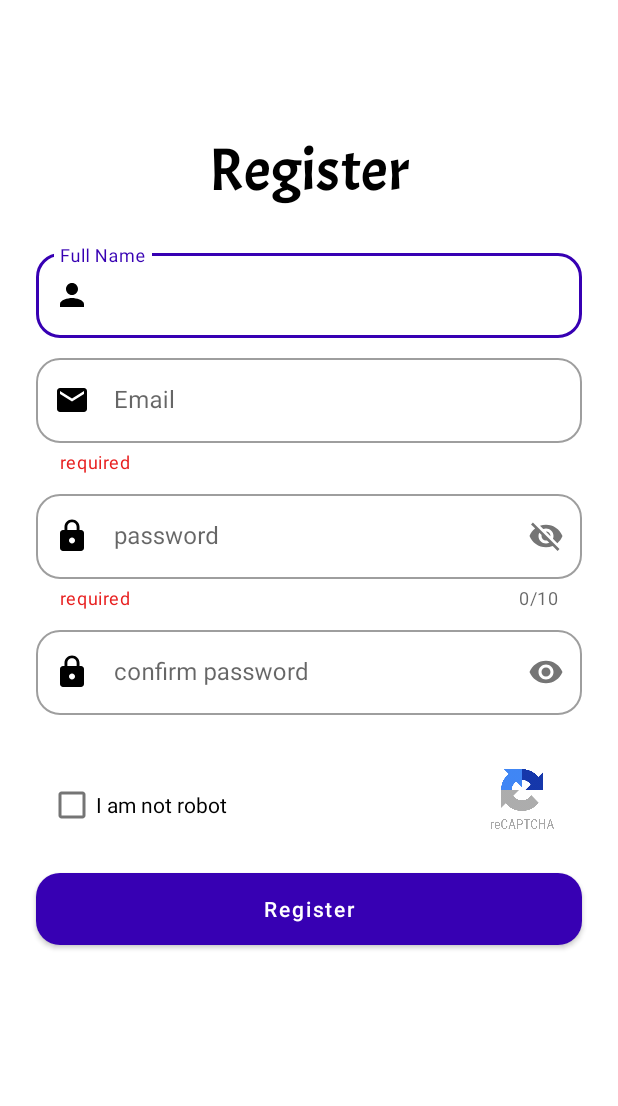
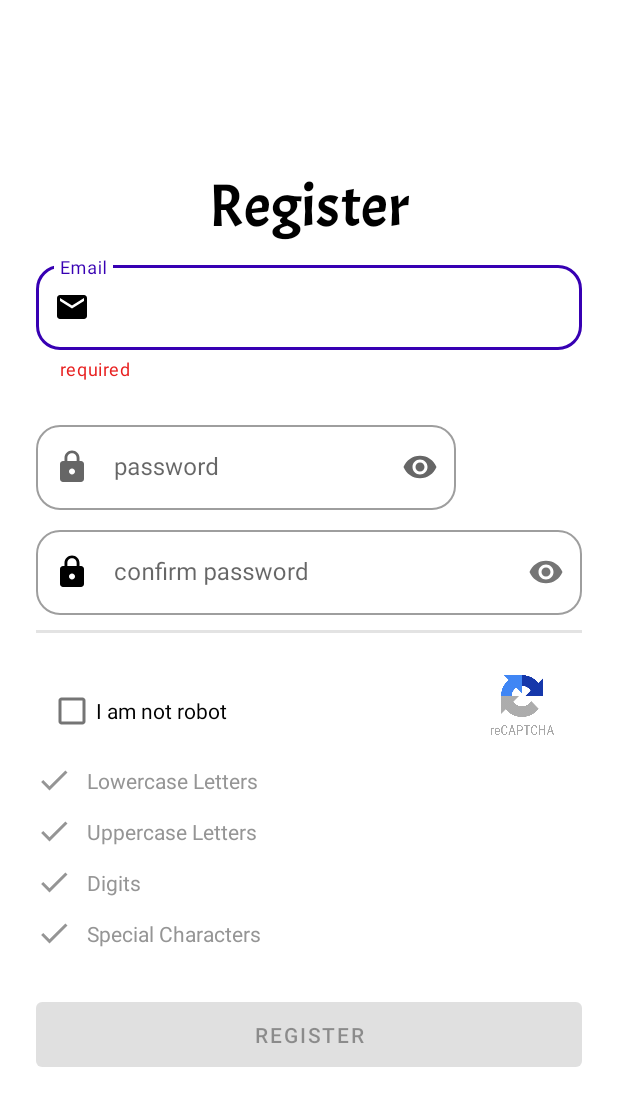
Before and after one commit to BibinaG/CaptchaApp, an Android app: the screen it shows after launch (RegisterActivity before the commit, SignUp after it), after a tap on "Register Now", on a phone screen of 412 x 824 dp. Shown: the top 1106 px of the screen. Run offline under Robolectric (Android 15) with nearby library versions, the phone set to English and light mode, and no system bars; our stand-ins replace Firebase (no records; nobody signed in at launch, a user with empty details on screens opened directly); Roboto replaces fonts that are not available here; 1 other tap on this screen came first.

Commit message:
Added new ui

```diff
--- a/app/src/main/java/com/aiextech/captaapp/LoginActivity.kt
+++ b/app/src/main/java/com/aiextech/captaapp/LoginActivity.kt
@@ -1,19 +1,12 @@
 package com.aiextech.captaapp
 
-import android.app.Dialog
 import android.content.Context
 import android.content.Intent
-import android.graphics.Color
 import android.os.Bundle
-import android.view.Window
-import android.widget.Button
-import android.widget.TextView
 import android.widget.Toast
 import androidx.appcompat.app.AppCompatActivity
 import com.aiextech.captaapp.databinding.ActivityLoginBinding
-import com.aiextech.captaapp.utils.CaptchaUI
 import com.google.firebase.auth.FirebaseAuth
-import com.jacknkiarie.captchaui.CaptchaLayout
 
 
 class LoginActivity : AppCompatActivity(){
@@ -47,7 +40,7 @@ class LoginActivity : AppCompatActivity(){
             }
         }
         binding.tvRegister.setOnClickListener {
-            startActivity(Intent(this, RegisterActivity::class.java))
+            startActivity(Intent(this, SignUp::class.java))
         }
         binding.ivCaptcha.setOnClickListener {
 //            showCaptchaDialog()
@@ -67,10 +60,6 @@ class LoginActivity : AppCompatActivity(){
                 binding.tilPassword.requestFocus()
                 binding.tilPassword.error = "Password cannot be empty"
                 clearError()
-                false
-            }
-            binding.tilPassword.length() < 6 -> {
-                binding.tilPassword.error = "Password must be more than  6 char long"
                 false
             }
             else -> {
--- /dev/null
+++ b/app/src/main/java/com/aiextech/captaapp/SignUp.kt
@@ -0,0 +1,201 @@
+package com.aiextech.captaapp
+
+import android.content.Intent
+import android.graphics.Color
+import android.graphics.drawable.ColorDrawable
+import android.os.Bundle
+import android.widget.ImageView
+import android.widget.TextView
+import android.widget.Toast
+import androidx.appcompat.app.AppCompatActivity
+import androidx.core.content.ContextCompat
+import androidx.lifecycle.Observer
+import com.aiextech.captaapp.databinding.ActivitySignUpBinding
+import com.aiextech.captaapp.extensions.isEmail
+import com.aiextech.captaapp.utils.CaptchaUI
+import com.aiextech.captaapp.utils.PasswordStrengthCalculator
+import com.aiextech.captaapp.utils.StrengthLevel
+import com.google.firebase.auth.FirebaseAuth
+import com.jacknkiarie.captchaui.CaptchaLayout
+
+class SignUp : AppCompatActivity(), CaptchaLayout.OnButtonClickedListener {
+    private lateinit var binding: ActivitySignUpBinding
+    private var fAuth = FirebaseAuth.getInstance()
+    private lateinit var Email: String
+    private lateinit var Password: String
+    private lateinit var cPassword: String
+
+    private var color: Int = R.color.weak
+
+
+    override fun onCreate(savedInstanceState: Bundle?) {
+        super.onCreate(savedInstanceState)
+        binding = ActivitySignUpBinding.inflate(layoutInflater)
+        setContentView(binding.root)
+
+        supportActionBar?.elevation = 0f
+        supportActionBar?.title=""
+        supportActionBar!!.setBackgroundDrawable(ColorDrawable(Color.parseColor("#FFFFFFFF")))
+
+        val passwordStrengthCalculator = PasswordStrengthCalculator()
+        binding.passwordInput1.addTextChangedListener(passwordStrengthCalculator)
+
+        passwordStrengthCalculator.strengthLevel.observe(this, Observer { strengthLevel ->
+            displayStrengthLevel(strengthLevel)
+        })
+        passwordStrengthCalculator.strengthColor.observe(this, Observer { strengthColor ->
+            color = strengthColor
+        })
+        passwordStrengthCalculator.lowerCase.observe(this, Observer { value ->
+            displayPasswordSuggestions(value, binding.lowerCaseImg, binding.lowerCaseTxt)
+        })
+        passwordStrengthCalculator.upperCase.observe(this, Observer { value ->
+            displayPasswordSuggestions(value, binding.upperCaseImg, binding.upperCaseTxt)
+        })
+        passwordStrengthCalculator.digit.observe(this, Observer { value ->
+            displayPasswordSuggestions(value, binding.digitImg, binding.digitTxt)
+        })
+        passwordStrengthCalculator.specialChar.observe(this, Observer { value ->
+            displayPasswordSuggestions(value, binding.specialCharImg, binding.specialCharTxt)
+        })
+
+        initViews()
+
+
+    }
+
+
+    private fun displayPasswordSuggestions(
+        value: Int,
+        imageView: ImageView,
+        textView: TextView
+    ) {
+        if (value == 1) {
+            imageView.setColorFilter(ContextCompat.getColor(this, R.color.bulletproof))
+            textView.setTextColor(ContextCompat.getColor(this, R.color.bulletproof))
+        } else {
+            imageView.setColorFilter(ContextCompat.getColor(this, R.color.darkGray))
+            textView.setTextColor(ContextCompat.getColor(this, R.color.darkGray))
+        }
+    }
+
+    private fun displayStrengthLevel(strengthLevel: StrengthLevel) {
+        binding.button.isEnabled = strengthLevel == StrengthLevel.BULLETPROOF
+        binding.strengthLevelTxt.text = strengthLevel.name
+        binding.strengthLevelTxt.setTextColor(ContextCompat.getColor(this, color))
+//        strength_level_indicator.setBackgroundColor(ContextCompat.getColor(this, color))
+    }
+
+    private fun initViews() {
+        binding.button.setOnClickListener {
+            cPassword = binding.tilConPassword.text.toString();
+            Email = binding.tieEmail.text.toString();
+            Password = binding.passwordInput1.text.toString()
+            validateFields()
+            if (binding.button.isEnabled) {
+                checkBox()
+            }
+        }
+    }
+
+    private fun firebaseAuth() {
+        fAuth.createUserWithEmailAndPassword(Email, Password)
+            .addOnCompleteListener { task ->
+                if (task.isSuccessful) {
+                    Toast.makeText(this, "User created Sucessfully", Toast.LENGTH_SHORT).show()
+                    // fAuth.updateCurrentUser(FirebaseUser(fi))
+                    startActivity(Intent(this, MainActivity::class.java))
+                } else {
+                    Toast.makeText(this, "Error !" + task.exception, Toast.LENGTH_SHORT).show()
+                    binding.button.isEnabled
+
+                }
+            }
+    }
+
+    private fun validateFields(): Boolean {
+        clearError()
+        return when {
+            binding.tieEmail.text.isNullOrEmpty() -> {
+                clearError()
+                binding.tilEmail.requestFocus()
+                binding.tilEmail.error = "Email cannot be empty"
+                false
+            }
+            !binding.tieEmail.text.toString().isEmail() -> {
+                clearError()
+                binding.tilEmail.requestFocus()
+                binding.tilEmail.error = "Email Pattern doesnot match"
+                false
+            }
+            binding.passwordInput1.text.isNullOrEmpty() -> {
+                clearError()
+                binding.passwordInput1.requestFocus()
+                binding.passwordInput1.error = "Password cannot be empty"
+                false
+            }
+            binding.tilConPassword.text.isNullOrEmpty() -> {
+                clearError()
+                binding.tilConPassword.requestFocus()
+                binding.tilConPassword.error = "Confirm Password is empty"
+                false
+            }
+            (Password != (cPassword)) -> {
+                clearError()
+                binding.tilConPassword.requestFocus()
+                binding.tilConPassword.error = " Password does not match"
+                false
+            }
+            else -> {
+
+                return true
+            }
+        }
+    }
+
+    private fun clearError() {
+        binding.apply {
+            tieEmail.error = null
+            passwordInput1.error = null
+        }
+    }
+
+    private fun checkBox() {
+        if (!binding.cbRememberMe.isChecked) {
+            Toast.makeText(
+                this,
+                "Captcha validation needed for security reason ",
+                Toast.LENGTH_SHORT
+            ).show()
+
+        } else {
+            capFunctions()
+        }
+
+    }
+
+    private fun capFunctions() {
+        CaptchaUI.Builder(this)
+            .setCaptchaTextColor(resources.getColor(R.color.purple_200))
+            .setCaptchaLineColor(resources.getColor(R.color.purple_500))
+            .setCaptchaCodeLength(4)
+            .setCaptchaPositiveText("OK")
+            .setCaptchaPositiveTextColor(Color.WHITE)
+            .setCaptchaNegativeText("NOPE")
+            .setCaptchaButtonListener(this)
+            .build()
+    }
+
+    override fun onNegativeButtonClicked() {
+        Toast.makeText(this, "Validate field!", Toast.LENGTH_SHORT).show()
+    }
+
+    override fun onVerificationCodeVerified() {
+        firebaseAuth()
+        startActivity(Intent(this, MainActivity::class.java))
+        Toast.makeText(this, "WelCome to Dashboard", Toast.LENGTH_SHORT).show()
+
+    }
+
+
+}
--- /dev/null
+++ b/app/src/main/res/drawable/ic_checkmark.xml
@@ -0,0 +1,10 @@
+<vector xmlns:android="http://schemas.android.com/apk/res/android"
+    android:width="24dp"
+    android:height="24dp"
+    android:viewportWidth="24"
+    android:viewportHeight="24"
+    android:tint="?attr/colorControlNormal">
+  <path
+      android:fillColor="@android:color/white"
+      android:pathData="M9,16.17L4.83,12l-1.42,1.41L9,19 21,7l-1.41,-1.41z"/>
+</vector>
--- /dev/null
+++ b/app/src/main/res/layout/activity_sign_up.xml
@@ -0,0 +1,263 @@
+<?xml version="1.0" encoding="utf-8"?>
+<androidx.constraintlayout.widget.ConstraintLayout xmlns:android="http://schemas.android.com/apk/res/android"
+    xmlns:app="http://schemas.android.com/apk/res-auto"
+    xmlns:tools="http://schemas.android.com/tools"
+    android:layout_width="match_parent"
+    android:layout_height="match_parent"
+    android:padding="24dp"
+    tools:context=".SignUp">
+
+    <TextView
+        android:id="@+id/tvRegister"
+        android:layout_width="wrap_content"
+        android:layout_height="wrap_content"
+        android:layout_marginHorizontal="@dimen/dp_8_x_3"
+        android:layout_marginTop="@dimen/dp_8_x_4"
+        android:fontFamily="@font/acme"
+        android:text="@string/register"
+        android:textColor="@color/black"
+        android:textSize="@dimen/x_xxx_large"
+        app:layout_constraintEnd_toEndOf="parent"
+        app:layout_constraintStart_toStartOf="parent"
+        app:layout_constraintTop_toTopOf="parent" />
+
+
+    <com.google.android.material.textfield.TextInputLayout
+        android:id="@+id/tilEmail"
+        style="@style/OutlineTextInput"
+        android:layout_width="0dp"
+        android:layout_height="wrap_content"
+        android:layout_marginTop="@dimen/dp_8_x_1"
+        app:helperText="@string/required"
+        app:helperTextTextColor="@color/red"
+        app:layout_constraintEnd_toEndOf="parent"
+        app:layout_constraintStart_toStartOf="parent"
+        app:layout_constraintTop_toBottomOf="@id/tvRegister"
+        app:startIconDrawable="@drawable/ic_email"
+        app:startIconTint="@color/black">
+
+        <com.google.android.material.textfield.TextInputEditText
+            android:id="@+id/tieEmail"
+            android:layout_width="match_parent"
+            android:layout_height="wrap_content"
+            android:hint="@string/email"
+            android:inputType="textEmailAddress" />
+    </com.google.android.material.textfield.TextInputLayout>
+
+
+    <com.google.android.material.textfield.TextInputLayout
+        android:id="@+id/password_input"
+        style="@style/OutlineTextInput"
+        android:layout_width="280dp"
+        android:layout_height="wrap_content"
+        android:layout_marginTop="@dimen/dp_8_x_3"
+        app:endIconMode="password_toggle"
+        app:layout_constraintEnd_toStartOf="@+id/strength_level_txt"
+        app:layout_constraintStart_toStartOf="parent"
+        app:layout_constraintTop_toBottomOf="@id/tilEmail"
+        app:startIconDrawable="@drawable/ic_lock">
+
+        <com.google.android.material.textfield.TextInputEditText
+            android:id="@+id/password_input1"
+            android:layout_width="match_parent"
+            android:layout_height="match_parent"
+            android:hint="@string/password"
+            android:inputType="textPassword" />
+    </com.google.android.material.textfield.TextInputLayout>
+
+
+    <EditText
+        android:id="@+id/password_inputw"
+        style="@style/OutlineTextInput"
+        android:layout_width="0dp"
+        android:layout_height="40dp"
+        android:layout_marginTop="@dimen/dp_8_x_3"
+        android:background="@android:color/transparent"
+        android:ems="10"
+        android:visibility="gone"
+        app:layout_constraintEnd_toStartOf="@+id/strength_level_txt"
+        app:layout_constraintHorizontal_weight="3"
+        app:layout_constraintStart_toStartOf="parent"
+        app:layout_constraintTop_toBottomOf="@id/tilEmail" />
+
+    <TextView
+        android:id="@+id/strength_level_txt"
+        android:layout_width="0dp"
+        android:layout_height="wrap_content"
+        android:layout_marginStart="10dp"
+        android:gravity="center"
+        android:textSize="12sp"
+        app:layout_constraintBottom_toBottomOf="@+id/password_input"
+        app:layout_constraintEnd_toEndOf="parent"
+        app:layout_constraintHorizontal_bias="1.0"
+        app:layout_constraintHorizontal_weight="1"
+        app:layout_constraintStart_toEndOf="@+id/password_input"
+        app:layout_constraintTop_toTopOf="@+id/password_input" />
+
+    <com.google.android.material.textfield.TextInputLayout
+        android:id="@+id/tieConPassword"
+        style="@style/OutlineTextInput"
+        android:layout_width="0dp"
+        android:layout_height="wrap_content"
+        android:layout_marginTop="@dimen/dp_8_x_1"
+        app:layout_constraintEnd_toEndOf="@id/strength_level_txt"
+        app:layout_constraintStart_toStartOf="@id/password_input"
+        app:layout_constraintTop_toBottomOf="@id/password_input"
+        app:passwordToggleEnabled="true"
+        app:startIconDrawable="@drawable/ic_lock"
+        app:startIconTint="@color/black">
+
+        <com.google.android.material.textfield.TextInputEditText
+            android:id="@+id/tilConPassword"
+            android:layout_width="match_parent"
+            android:layout_height="wrap_content"
+            android:hint="@string/confirm_password"
+            android:inputType="textPassword" />
+    </com.google.android.material.textfield.TextInputLayout>
+
+
+    <View
+        android:id="@+id/strength_level_indicator"
+        android:layout_width="0dp"
+        android:layout_height="2dp"
+        android:layout_marginTop="10dp"
+        android:background="@color/lightGray"
+        app:layout_constraintEnd_toEndOf="@+id/strength_level_txt"
+        app:layout_constraintStart_toStartOf="@+id/password_input"
+        app:layout_constraintTop_toBottomOf="@+id/tieConPassword" />
+
+
+    <LinearLayout
+        android:id="@+id/liRememberMe"
+        android:layout_width="match_parent"
+        android:layout_height="wrap_content"
+        android:layout_marginTop="@dimen/dp_8_x_2"
+        android:orientation="horizontal"
+        app:layout_constraintTop_toBottomOf="@id/strength_level_indicator">
+
+        <CheckBox
+            android:id="@+id/cbRememberMe"
+            android:layout_width="wrap_content"
+            android:layout_height="wrap_content"
+            android:layout_marginStart="@dimen/dp_8_x_1"
+            android:layout_marginTop="@dimen/dp_4_x_3"
+            android:text="@string/i_am_not_robot"
+            android:textColor="@color/black"
+            android:textSize="@dimen/mini_text"
+            app:layout_constraintStart_toStartOf="@id/tieEmail" />
+
+    </LinearLayout>
+
+    <ImageView
+        android:id="@+id/ivCaptcha"
+        android:layout_width="80dp"
+        android:layout_height="50dp"
+        android:background="?selectableItemBackground"
+        android:gravity="center"
+        android:paddingHorizontal="@dimen/dp_8_x_1"
+        android:src="@drawable/recaptcha_logo"
+        android:text="@string/forgot_password"
+        android:textColor="@color/purple_200"
+        android:textSize="@dimen/mini_text"
+        app:layout_constraintBottom_toBottomOf="@id/liRememberMe"
+        app:layout_constraintEnd_toEndOf="@id/strength_level_txt"
+        app:layout_constraintTop_toTopOf="@id/liRememberMe" />
+
+
+    <Button
+        android:id="@+id/button"
+        android:layout_width="0dp"
+        android:layout_height="55dp"
+        android:layout_marginTop="30dp"
+        android:enabled="false"
+        android:text="@string/register"
+        app:layout_constraintEnd_toEndOf="parent"
+        app:layout_constraintHorizontal_bias="0.333"
+        app:layout_constraintStart_toStartOf="parent"
+        app:layout_constraintTop_toBottomOf="@+id/specialChar_txt" />
+
+    <ImageView
+        android:id="@+id/lowerCase_img"
+        android:layout_width="wrap_content"
+        android:layout_height="wrap_content"
+        android:layout_marginTop="10dp"
+        app:layout_constraintStart_toStartOf="@+id/strength_level_indicator"
+        app:layout_constraintTop_toBottomOf="@+id/liRememberMe"
+        app:srcCompat="@drawable/ic_checkmark"
+        app:tint="@color/darkGray" />
+
+    <TextView
+        android:id="@+id/lowerCase_txt"
+        android:layout_width="wrap_content"
+        android:layout_height="wrap_content"
+        android:layout_marginStart="10dp"
+        android:text="@string/lowercase_letters"
+        android:textColor="@color/darkGray"
+        app:layout_constraintBottom_toBottomOf="@+id/lowerCase_img"
+        app:layout_constraintStart_toEndOf="@+id/lowerCase_img"
+        app:layout_constraintTop_toTopOf="@+id/lowerCase_img" />
+
+    <ImageView
+        android:id="@+id/upperCase_img"
+        android:layout_width="wrap_content"
+        android:layout_height="wrap_content"
+        android:layout_marginTop="10dp"
+        app:layout_constraintStart_toStartOf="@+id/lowerCase_img"
+        app:layout_constraintTop_toBottomOf="@+id/lowerCase_img"
+        app:srcCompat="@drawable/ic_checkmark"
+        app:tint="@color/darkGray" />
+
+    <TextView
+        android:id="@+id/upperCase_txt"
+        android:layout_width="wrap_content"
+        android:layout_height="wrap_content"
+        android:layout_marginStart="10dp"
+        android:text="@string/uppercase_letters"
+        android:textColor="@color/darkGray"
+        app:layout_constraintBottom_toBottomOf="@+id/upperCase_img"
+        app:layout_constraintStart_toEndOf="@+id/upperCase_img"
+        app:layout_constraintTop_toTopOf="@+id/upperCase_img" />
+
+    <ImageView
+        android:id="@+id/digit_img"
+        android:layout_width="wrap_content"
+        android:layout_height="wrap_content"
+        android:layout_marginTop="10dp"
+        app:layout_constraintStart_toStartOf="@+id/upperCase_img"
+        app:layout_constraintTop_toBottomOf="@+id/upperCase_img"
+        app:srcCompat="@drawable/ic_checkmark"
+        app:tint="@color/darkGray" />
+
+    <TextView
+        android:id="@+id/digit_txt"
+        android:layout_width="wrap_content"
+        android:layout_height="wrap_content"
+        android:layout_marginStart="10dp"
+        android:text="@string/digits"
+        android:textColor="@color/darkGray"
+        app:layout_constraintBottom_toBottomOf="@+id/digit_img"
+        app:layout_constraintStart_toEndOf="@+id/digit_img"
+        app:layout_constraintTop_toTopOf="@+id/digit_img" />
+
+    <ImageView
+        android:id="@+id/specialChar_img"
+        android:layout_width="wrap_content"
+        android:layout_height="wrap_content"
+        android:layout_marginTop="10dp"
+        app:layout_constraintStart_toStartOf="@+id/digit_img"
+        app:layout_constraintTop_toBottomOf="@+id/digit_img"
+        app:srcCompat="@drawable/ic_checkmark"
+        app:tint="@color/darkGray" />
+
+    <TextView
+        android:id="@+id/specialChar_txt"
+        android:layout_width="wrap_content"
+        android:layout_height="wrap_content"
+        android:layout_marginStart="10dp"
+        android:text="@string/special_characters"
+        android:textColor="@color/darkGray"
+        app:layout_constraintBottom_toBottomOf="@+id/specialChar_img"
+        app:layout_constraintStart_toEndOf="@+id/specialChar_img"
+        app:layout_constraintTop_toTopOf="@+id/specialChar_img" />
+
+</androidx.constraintlayout.widget.ConstraintLayout>
--- a/app/src/main/res/values/colors.xml
+++ b/app/src/main/res/values/colors.xml
@@ -7,5 +7,14 @@
     <color name="teal_700">#FF018786</color>
     <color name="black">#FF000000</color>
     <color name="red">#E82020</color>
+    <color name="green">#9CEA42</color>
+    <color name="gray">#676A63</color>
     <color name="white">#FFFFFFFF</color>
+
+    <color name="lightGray">#E3E3E3</color>
+    <color name="darkGray">#959595</color>
+    <color name="weak">#FF4646</color>
+    <color name="medium">#ff8f00</color>
+    <color name="strong">#FCCA3F</color>
+    <color name="bulletproof">#00c853</color>
 </resources>
--- a/app/src/main/res/values/strings.xml
+++ b/app/src/main/res/values/strings.xml
@@ -20,4 +20,9 @@
     <string name="captcha_verification_code_prompt">Verification code:</string>
     <string name="captcha_input_message">To continue, enter the verification code from the image above:</string>
     <string name="required">required</string>
+
+    <string name="lowercase_letters">Lowercase Letters</string>
+    <string name="uppercase_letters">Uppercase Letters</string>
+    <string name="digits">Digits</string>
+    <string name="special_characters">Special Characters</string>
 </resources>
--- a/build.gradle
+++ b/build.gradle
@@ -6,7 +6,7 @@ buildscript {
 plugins {
     id 'com.android.application' version '7.1.1' apply false
     id 'com.android.library' version '7.1.1' apply false
-    id 'org.jetbrains.kotlin.android' version '1.5.10' apply false
+    id 'org.jetbrains.kotlin.android' version '1.5.30' apply false
 }
 
 task clean(type: Delete) {
```
Also changed, not shown: app/src/main/AndroidManifest.xml (+14 -3 lines), app/src/main/java/com/aiextech/captaapp/RegisterActivity.kt (+21 -3 lines), app/src/main/java/com/aiextech/captaapp/utils/PasswordStrengthCalculator.kt (added, +80 -0 lines), app/src/main/java/com/aiextech/captaapp/utils/StrengthLevel.kt (added, +8 -0 lines), app/src/main/res/layout/activity_register.xml (+12 -1 lines).
